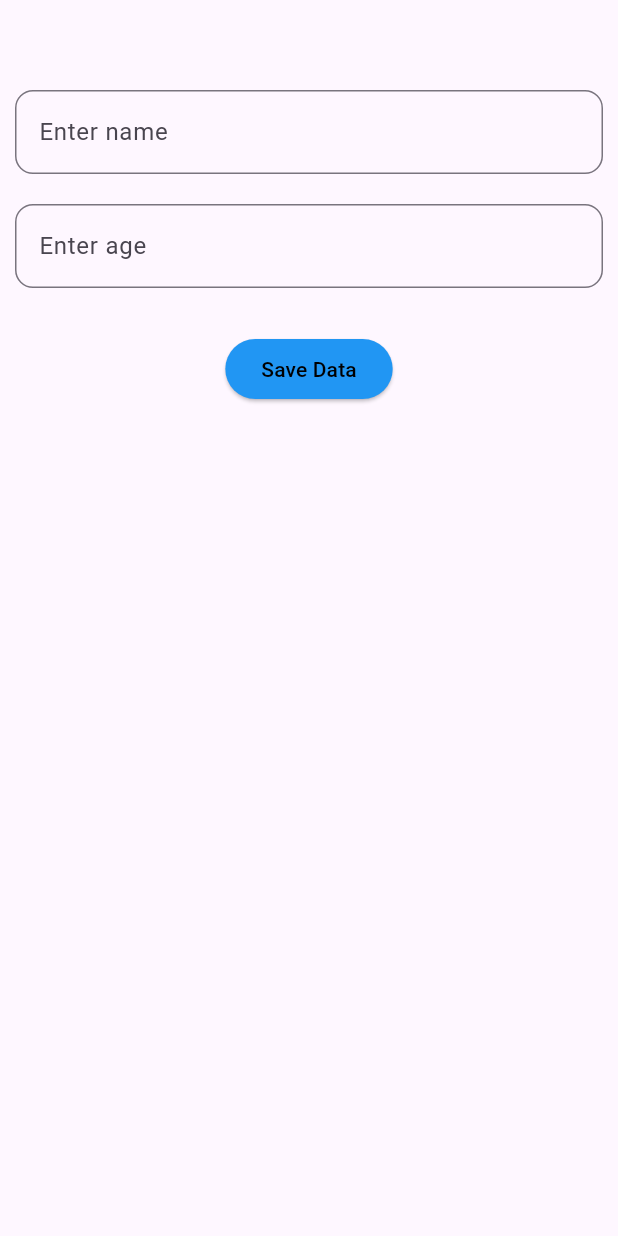
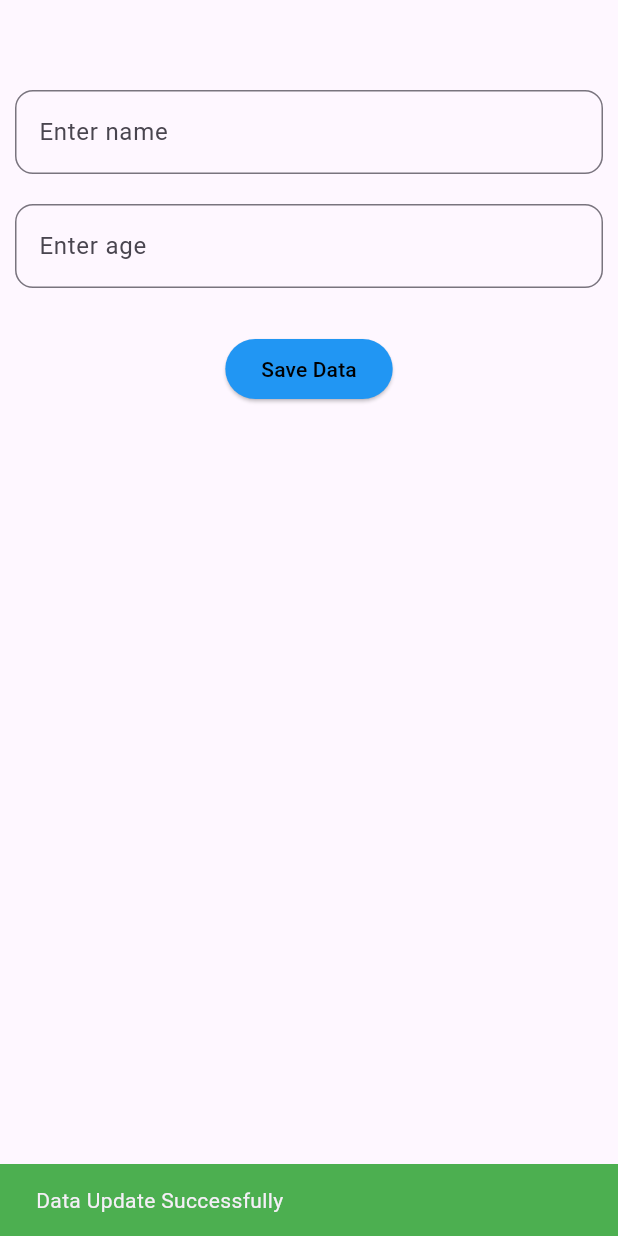
Before and after one commit to PoojaTimedignitor/sql_data, a Flutter app: the EditData screen opened directly with empty values, after a tap on "Update Data", on a phone screen of 412 x 824 dp. Run offline on Flutter 3.47's test engine with Material 3 defaults, Android fonts, the light colour scheme and no system bars; our stand-ins replace sqflite; accounts and stored records are empty.

Commit message:
use provider

```diff
--- a/lib/main.dart
+++ b/lib/main.dart
@@ -6,7 +6,6 @@ import 'package:sql_db/screen/home_screen.dart';
 void main() {
   runApp(const MyApp());
 }
-
 
 class MyApp extends StatelessWidget {
   const MyApp({super.key});
--- a/lib/screen/edit_data.dart
+++ b/lib/screen/edit_data.dart
@@ -91,6 +91,11 @@ class _EditDataState extends State<EditData> {
                       onPressed: () {
                         //_updateData(context);
                         provider.updateData(context, widget.id);
+                        ScaffoldMessenger.of(context)
+                            .showSnackBar(const SnackBar(
+                          content: Text('Data Update Successfully'),
+                          backgroundColor: Colors.green,
+                        ));
                         provider.nameController.clear();
                         provider.ageController.clear();
                       },
```
